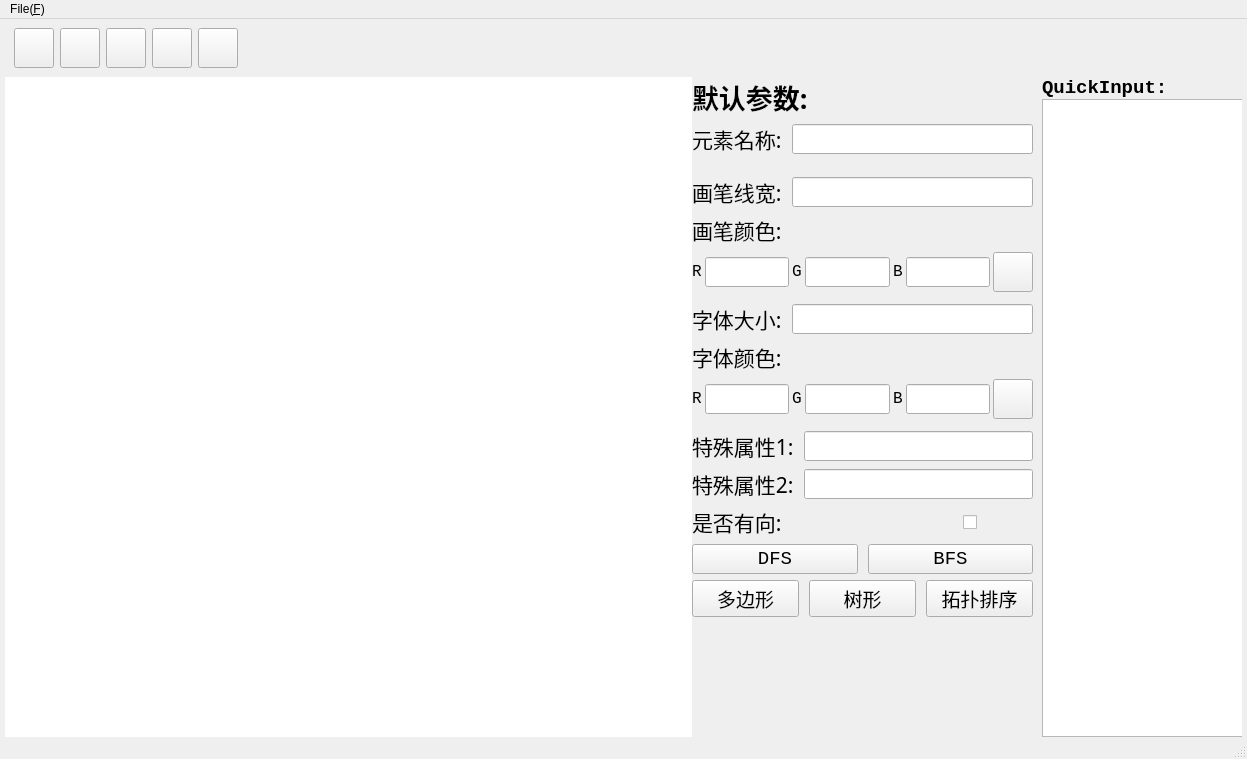
Qt form mainwindow.ui (BC-driver/CSGrapher) before a commit.
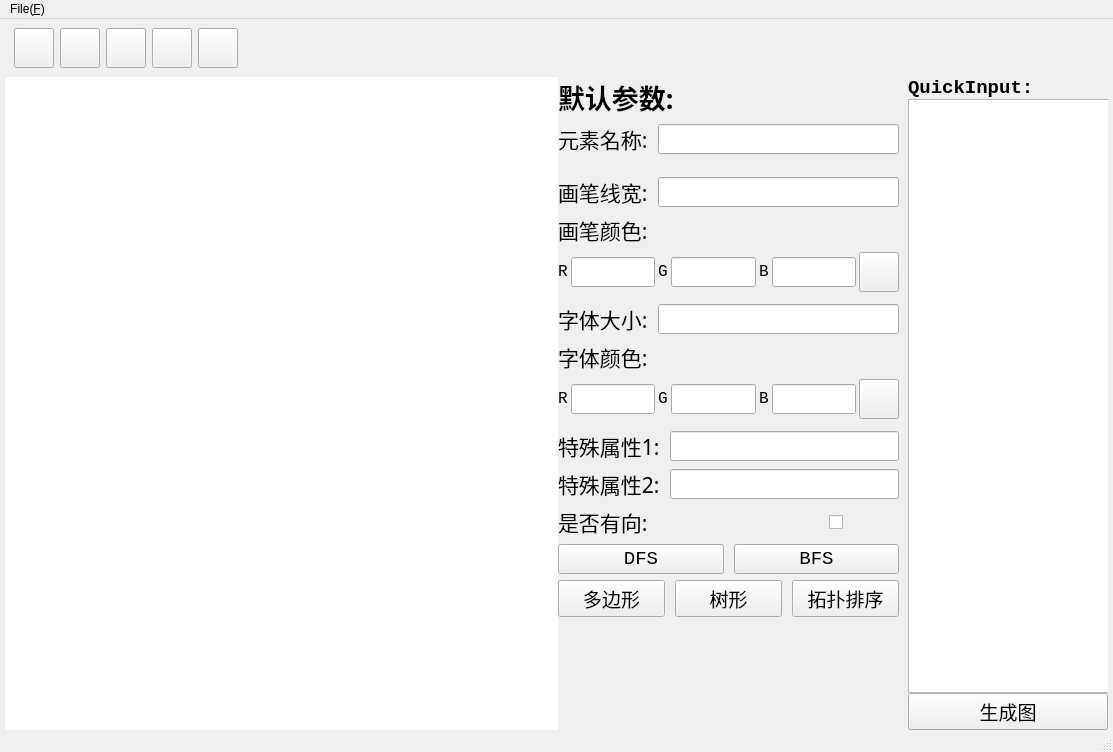
The same form after that commit. Icons and pictures are not drawn. Custom widgets are drawn as their Qt base class.

Commit message: modified:   CSGraph.pro.user 	modified:   logicmodule.cpp 	modified:   logicmodule.h 	modified:   mainwindow.cpp 	modified:   mainwindow.h 	modified:   mainwindow.ui 	modified:   paintwidget.cpp 	modified:   paintwidget.h

```diff
--- a/mainwindow.ui
+++ b/mainwindow.ui
@@ -6,8 +6,8 @@
    <rect>
     <x>0</x>
     <y>0</y>
-    <width>1247</width>
-    <height>759</height>
+    <width>1113</width>
+    <height>752</height>
    </rect>
   </property>
   <property name="windowTitle">
@@ -1102,6 +1102,19 @@
             </property>
            </widget>
           </item>
+          <item>
+           <widget class="QPushButton" name="generateButton">
+            <property name="font">
+             <font>
+              <family>等线</family>
+              <pointsize>14</pointsize>
+             </font>
+            </property>
+            <property name="text">
+             <string>生成图</string>
+            </property>
+           </widget>
+          </item>
          </layout>
         </widget>
        </item>
@@ -1115,7 +1128,7 @@
     <rect>
      <x>0</x>
      <y>0</y>
-     <width>1247</width>
+     <width>1113</width>
      <height>26</height>
     </rect>
    </property>
```
The commit also changes 7 other files.
